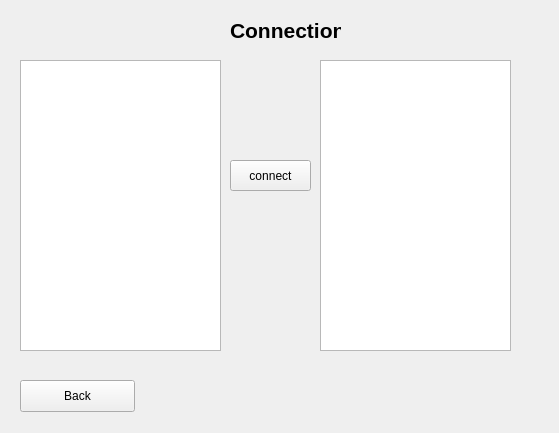
Old version of the form connection.ui in the repository AndriM/Vika3.
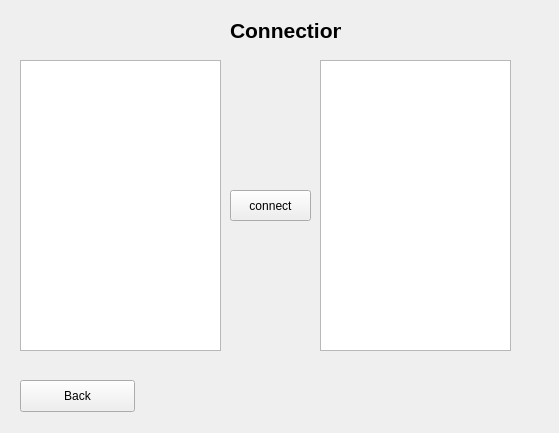
New version of the form.

Diff of the .ui file:
```diff
--- a/connection.ui
+++ b/connection.ui
@@ -57,7 +57,7 @@
    <property name="geometry">
     <rect>
      <x>230</x>
-     <y>160</y>
+     <y>190</y>
      <width>81</width>
      <height>31</height>
     </rect>
```
